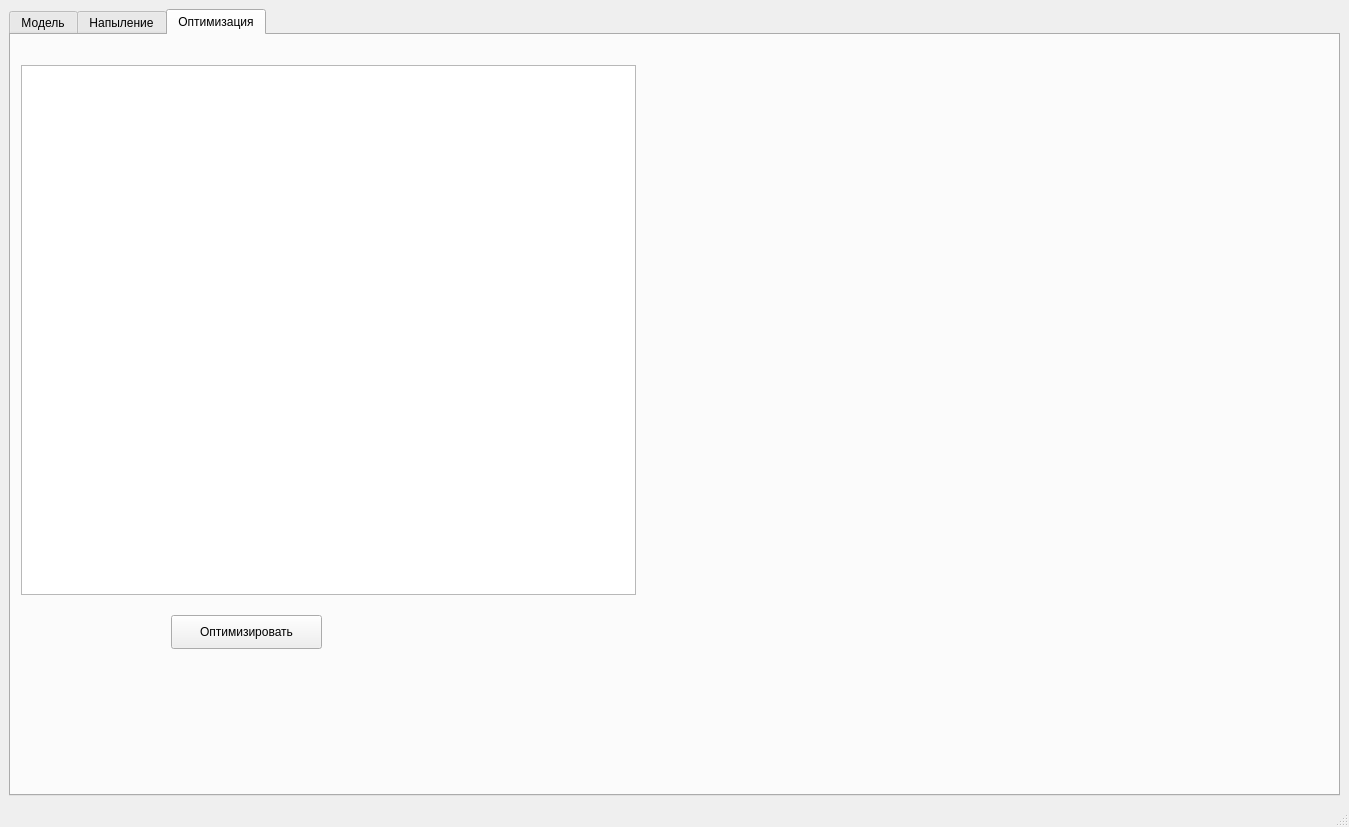
Qt form gui.ui (MarchiyGV/RotationAndDeposition) before a commit.
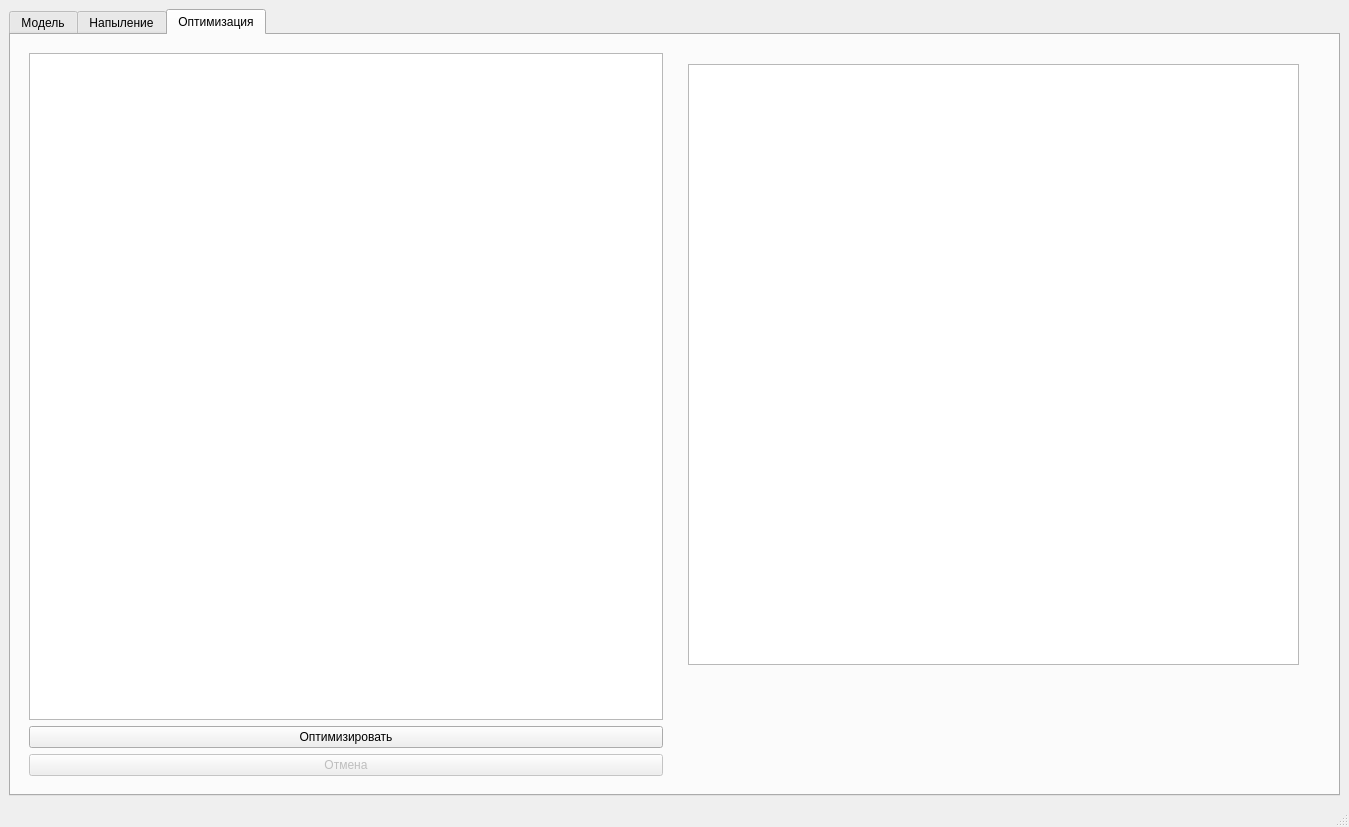
The same form after that commit. The open tabs and pages were chosen to show the change.

Commit message: now all tasks solving in threads, added cancel button for optimisation

Diff of the .ui file:
```diff
--- a/gui.ui
+++ b/gui.ui
@@ -364,53 +364,73 @@
        <attribute name="title">
         <string>Оптимизация</string>
        </attribute>
-       <widget class="QPushButton" name="optimizeButton">
-        <property name="geometry">
-         <rect>
-          <x>160</x>
-          <y>580</y>
-          <width>151</width>
-          <height>34</height>
-         </rect>
-        </property>
-        <property name="text">
-         <string>Оптимизировать</string>
-        </property>
-       </widget>
-       <widget class="QTableView" name="table_settings_opt">
-        <property name="enabled">
-         <bool>true</bool>
-        </property>
-        <property name="geometry">
-         <rect>
-          <x>10</x>
-          <y>30</y>
-          <width>615</width>
-          <height>530</height>
-         </rect>
-        </property>
-        <property name="sizePolicy">
-         <sizepolicy hsizetype="Ignored" vsizetype="Minimum">
-          <horstretch>0</horstretch>
-          <verstretch>0</verstretch>
-         </sizepolicy>
-        </property>
-        <property name="minimumSize">
-         <size>
-          <width>400</width>
-          <height>530</height>
-         </size>
-        </property>
-        <property name="sizeAdjustPolicy">
-         <enum>QAbstractScrollArea::AdjustToContents</enum>
-        </property>
-        <property name="editTriggers">
-         <set>QAbstractItemView::AnyKeyPressed|QAbstractItemView::DoubleClicked|QAbstractItemView::EditKeyPressed|QAbstractItemView::SelectedClicked</set>
-        </property>
-        <property name="alternatingRowColors">
-         <bool>false</bool>
-        </property>
-       </widget>
+       <layout class="QHBoxLayout" name="horizontalLayout_4">
+        <item>
+         <widget class="QWidget" name="widget_6" native="true">
+          <layout class="QVBoxLayout" name="verticalLayout_4">
+           <item>
+            <widget class="QTableView" name="table_settings_opt">
+             <property name="enabled">
+              <bool>true</bool>
+             </property>
+             <property name="sizePolicy">
+              <sizepolicy hsizetype="Ignored" vsizetype="Minimum">
+               <horstretch>0</horstretch>
+               <verstretch>0</verstretch>
+              </sizepolicy>
+             </property>
+             <property name="minimumSize">
+              <size>
+               <width>400</width>
+               <height>530</height>
+              </size>
+             </property>
+             <property name="sizeAdjustPolicy">
+              <enum>QAbstractScrollArea::AdjustToContents</enum>
+             </property>
+             <property name="editTriggers">
+              <set>QAbstractItemView::AnyKeyPressed|QAbstractItemView::DoubleClicked|QAbstractItemView::EditKeyPressed|QAbstractItemView::SelectedClicked</set>
+             </property>
+             <property name="alternatingRowColors">
+              <bool>false</bool>
+             </property>
+            </widget>
+           </item>
+           <item>
+            <widget class="QPushButton" name="optimiseButton">
+             <property name="text">
+              <string>Оптимизировать</string>
+             </property>
+            </widget>
+           </item>
+           <item>
+            <widget class="QPushButton" name="cancelOptimiseButton">
+             <property name="enabled">
+              <bool>false</bool>
+             </property>
+             <property name="text">
+              <string>Отмена</string>
+             </property>
+            </widget>
+           </item>
+          </layout>
+         </widget>
+        </item>
+        <item>
+         <widget class="QWidget" name="widget_7" native="true">
+          <widget class="QTextBrowser" name="optimisationLog">
+           <property name="geometry">
+            <rect>
+             <x>10</x>
+             <y>20</y>
+             <width>611</width>
+             <height>601</height>
+            </rect>
+           </property>
+          </widget>
+         </widget>
+        </item>
+       </layout>
       </widget>
      </widget>
     </item>
```
Left out of the diff: 2 changed lines with no effect on the pictures. The commit also changes 3 other files.
